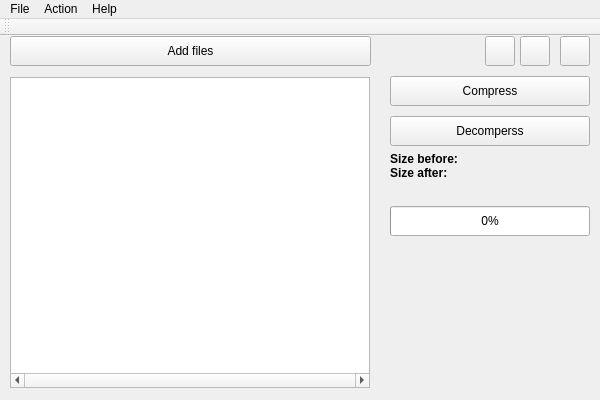
Qt form TIiK/DataCompression/datacompression.ui (Eridor/Semestr-7) before a commit.
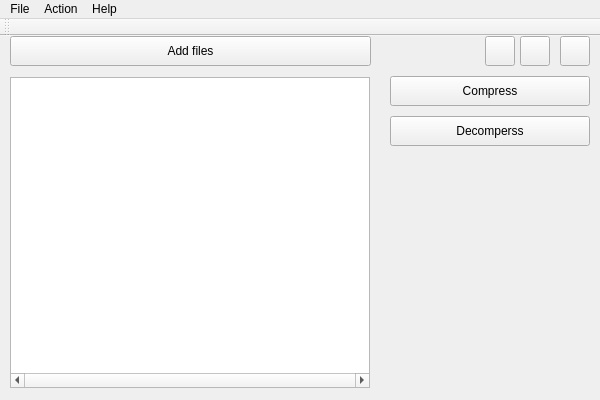
The same form after that commit. Icons and pictures are not drawn.

What changed in the file:
```diff
--- a/TIiK/DataCompression/datacompression.ui
+++ b/TIiK/DataCompression/datacompression.ui
@@ -53,32 +53,6 @@
      <string>Decomperss</string>
     </property>
    </widget>
-   <widget class="QProgressBar" name="progressBar_CompressionRatio">
-    <property name="geometry">
-     <rect>
-      <x>390</x>
-      <y>170</y>
-      <width>200</width>
-      <height>30</height>
-     </rect>
-    </property>
-    <property name="value">
-     <number>0</number>
-    </property>
-   </widget>
-   <widget class="QLabel" name="label_Size">
-    <property name="geometry">
-     <rect>
-      <x>390</x>
-      <y>100</y>
-      <width>200</width>
-      <height>60</height>
-     </rect>
-    </property>
-    <property name="text">
-     <string>&lt;html&gt;&lt;head/&gt;&lt;body&gt;&lt;p&gt;&lt;span style=&quot; font-weight:600;&quot;&gt;Size before:&lt;br/&gt;Size after:&lt;/span&gt;&lt;/p&gt;&lt;/body&gt;&lt;/html&gt;</string>
-    </property>
-   </widget>
    <widget class="QPushButton" name="pushButton_Exit">
     <property name="geometry">
      <rect>
```
